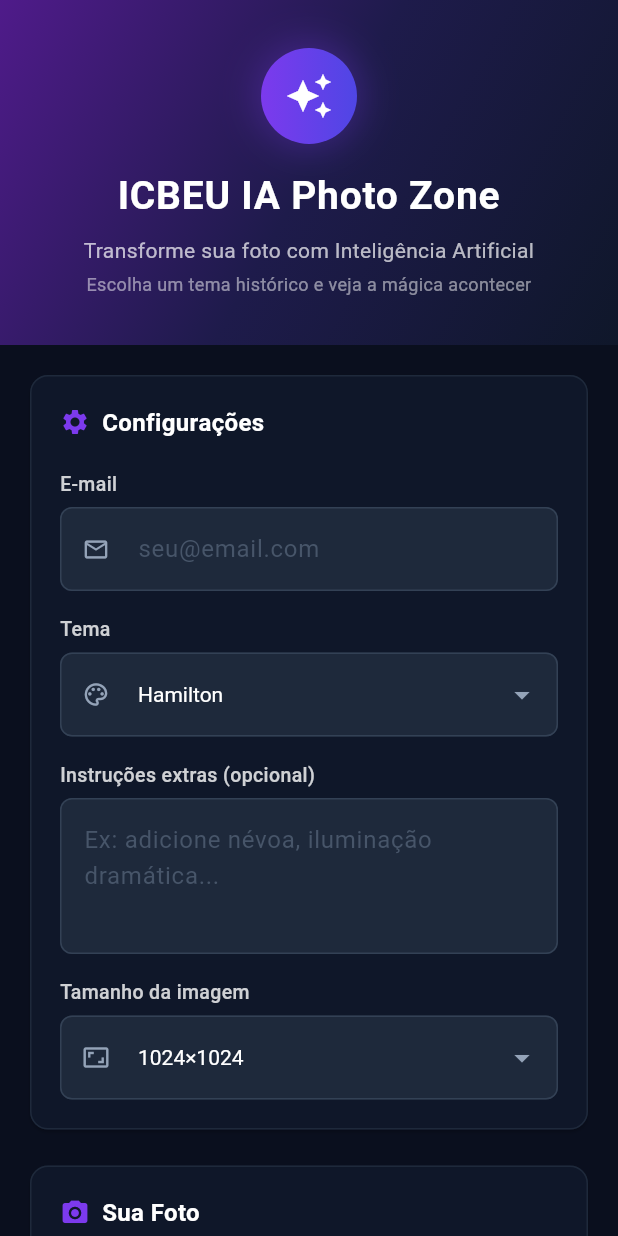
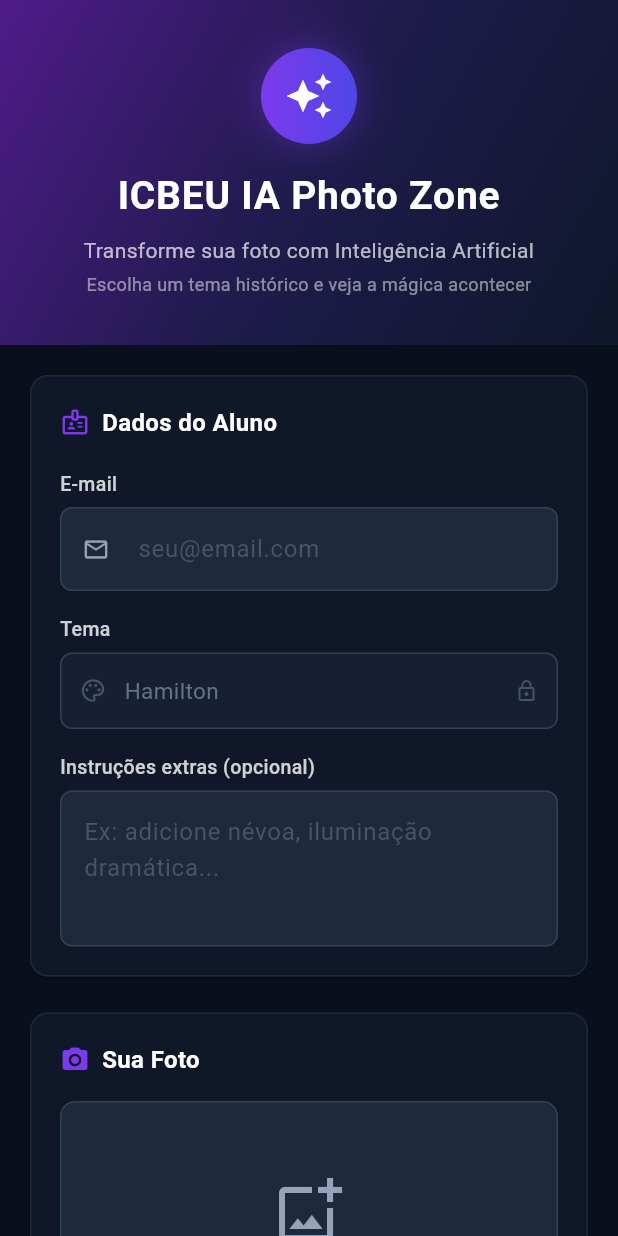
Before and after one commit to KelvenKlim/ia-photo-booth, a Flutter app: the screen it shows after launch, on a phone screen of 412 x 824 dp. Run offline on Flutter 3.47's test engine with Material 3 defaults, Android fonts, the phone set to English and light mode, and no system bars; our stand-ins replace image_picker, share_plus.

Commit message:
feat: simplify ConfigFormCard by removing theme and size selection

```diff
--- a/ia_photo_booth_flutter/lib/screens/home_screen.dart
+++ b/ia_photo_booth_flutter/lib/screens/home_screen.dart
@@ -29,8 +29,8 @@ class _HomeScreenState extends State<HomeScreen> {
     _emailController.addListener(() => setState(() {}));
   }
 
-  String _selectedTheme = models.kThemes.first.value;
-  String _selectedSize = models.kSizes.first.value;
+  final String _selectedTheme = 'Hamilton';
+  final String _selectedSize = '1024x1024';
   File? _imageFile;
   models.AppState _appState = models.AppState.idle;
   String? _resultBase64;
@@ -137,14 +137,6 @@ class _HomeScreenState extends State<HomeScreen> {
                   ConfigFormCard(
                     emailController: _emailController,
                     instructionsController: _instructionsController,
-                    selectedTheme: _selectedTheme,
-                    selectedSize: _selectedSize,
-                    onThemeChanged: (v) {
-                      if (v != null) setState(() => _selectedTheme = v);
-                    },
-                    onSizeChanged: (v) {
-                      if (v != null) setState(() => _selectedSize = v);
-                    },
                     enabled: !_isProcessing,
                   ),
                   const SizedBox(height: 16),
--- a/ia_photo_booth_flutter/lib/widgets/config_form_card.dart
+++ b/ia_photo_booth_flutter/lib/widgets/config_form_card.dart
@@ -1,23 +1,14 @@
 import 'package:flutter/material.dart';
-import '../models/api_models.dart';
 
 class ConfigFormCard extends StatelessWidget {
   final TextEditingController emailController;
   final TextEditingController instructionsController;
-  final String selectedTheme;
-  final String selectedSize;
-  final ValueChanged<String?> onThemeChanged;
-  final ValueChanged<String?> onSizeChanged;
   final bool enabled;
 
   const ConfigFormCard({
     super.key,
     required this.emailController,
     required this.instructionsController,
-    required this.selectedTheme,
-    required this.selectedSize,
-    required this.onThemeChanged,
-    required this.onSizeChanged,
     required this.enabled,
   });
 
@@ -55,10 +46,10 @@ class ConfigFormCard extends StatelessWidget {
           children: [
             Row(
               children: const [
-                Icon(Icons.settings, color: Color(0xFF7C3AED), size: 20),
+                Icon(Icons.badge_outlined, color: Color(0xFF7C3AED), size: 20),
                 SizedBox(width: 8),
                 Text(
-                  'Configurações',
+                  'Dados do Aluno',
                   style: TextStyle(
                     color: Colors.white,
                     fontSize: 16,
@@ -91,7 +82,7 @@ class ConfigFormCard extends StatelessWidget {
             ),
             const SizedBox(height: 16),
 
-            // Theme
+            // Tema (somente leitura)
             Text(
               'Tema',
               style: TextStyle(
@@ -101,19 +92,28 @@ class ConfigFormCard extends StatelessWidget {
               ),
             ),
             const SizedBox(height: 6),
-            DropdownButtonFormField<String>(
-              initialValue: selectedTheme,
-              onChanged: enabled ? onThemeChanged : null,
-              dropdownColor: const Color(0xFF1E293B),
-              style: const TextStyle(color: Colors.white),
-              iconEnabledColor: const Color(0xFF94A3B8),
-              decoration: inputDecoration.copyWith(
-                prefixIcon: const Icon(Icons.palette_outlined, color: Color(0xFF94A3B8), size: 18),
+            Container(
+              width: double.infinity,
+              padding: const EdgeInsets.symmetric(horizontal: 12, vertical: 14),
+              decoration: BoxDecoration(
+                color: const Color(0xFF1E293B).withAlpha(128),
+                borderRadius: BorderRadius.circular(8),
+                border: Border.all(color: const Color(0xFF334155)),
               ),
-              items: kThemes
-                  .map((t) => DropdownMenuItem(value: t.value, child: Text(t.label)))
-                  .toList(),
+              child: Row(
+                children: [
+                  const Icon(Icons.palette_outlined, color: Color(0xFF475569), size: 18),
+                  const SizedBox(width: 12),
+                  const Text(
+                    'Hamilton',
+                    style: TextStyle(color: Color(0xFF64748B), fontSize: 15),
+                  ),
+                  const Spacer(),
+                  const Icon(Icons.lock_outline, color: Color(0xFF475569), size: 16),
+                ],
+              ),
             ),
+
             const SizedBox(height: 16),
 
             // Extra instructions
@@ -136,31 +136,6 @@ class ConfigFormCard extends StatelessWidget {
                 alignLabelWithHint: true,
               ),
             ),
-            const SizedBox(height: 16),
-
-            // Size
-            Text(
-              'Tamanho da imagem',
-              style: TextStyle(
-                color: Colors.white.withAlpha(204),
-                fontSize: 13,
-                fontWeight: FontWeight.w500,
-              ),
-            ),
-            const SizedBox(height: 6),
-            DropdownButtonFormField<String>(
-              initialValue: selectedSize,
-              onChanged: enabled ? onSizeChanged : null,
-              dropdownColor: const Color(0xFF1E293B),
-              style: const TextStyle(color: Colors.white),
-              iconEnabledColor: const Color(0xFF94A3B8),
-              decoration: inputDecoration.copyWith(
-                prefixIcon: const Icon(Icons.aspect_ratio, color: Color(0xFF94A3B8), size: 18),
-              ),
-              items: kSizes
-                  .map((s) => DropdownMenuItem(value: s.value, child: Text(s.label)))
-                  .toList(),
-            ),
           ],
         ),
       ),
```
